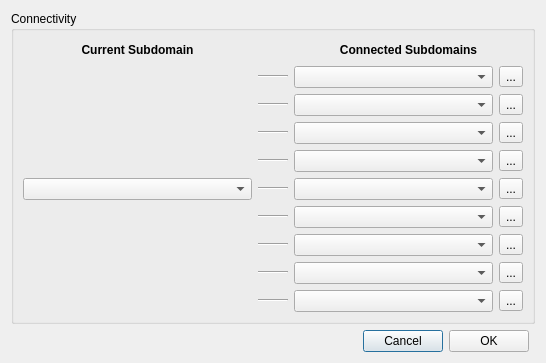
Old version of the form flo2d/ui/multiple_domains_connectivity.ui in the repository FLO-2DSoftware/qgis-flo-2d-plugin.
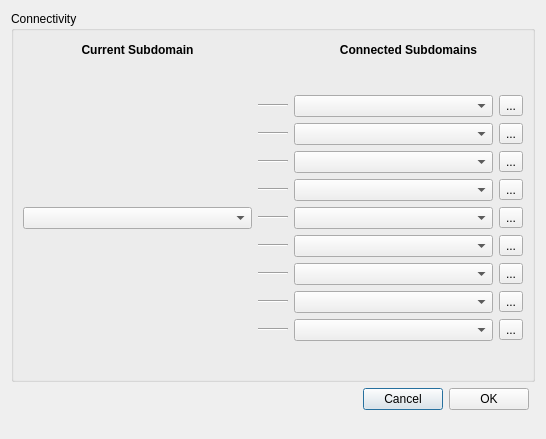
New version of the form. Icons and pictures are not drawn.

```diff
--- a/flo2d/ui/multiple_domains_connectivity.ui
+++ b/flo2d/ui/multiple_domains_connectivity.ui
@@ -7,7 +7,7 @@
     <x>0</x>
     <y>0</y>
     <width>546</width>
-    <height>361</height>
+    <height>439</height>
    </rect>
   </property>
   <property name="sizePolicy">
```
Left out of the diff: 6 changed lines with no effect on the pictures.
